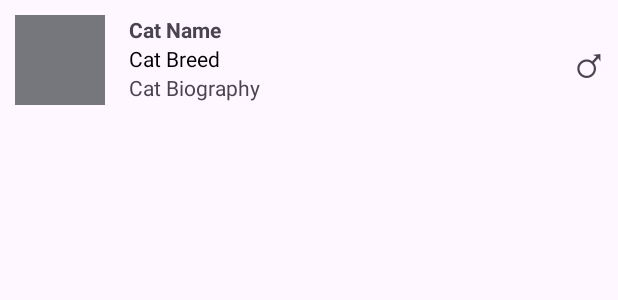
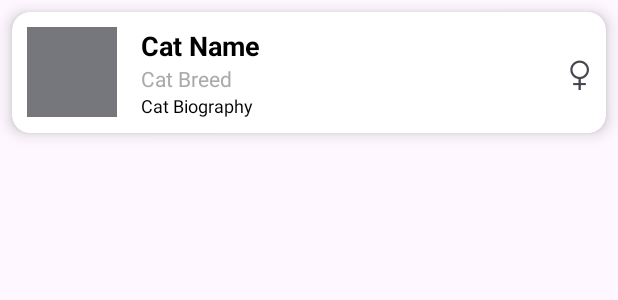
Before and after one commit to lyne05/LAB_WEEK_06, an Android app: the layout item_list.xml on its own in the app's theme, with its tools: preview values and no code run, on a phone screen of 412 x 824 dp. Shown: the top 300 px of the screen. Run offline under Robolectric (Android 15) with nearby library versions, the phone set to English and light mode, and no system bars.

Commit message:
Commit No.4 - ASSIGNMENT

```diff
--- a/app/src/main/java/com/example/lab_week_06/model/CatBreed.kt
+++ b/app/src/main/java/com/example/lab_week_06/model/CatBreed.kt
@@ -1,5 +1,5 @@
 package com.example.lab_week_06.model
 
 enum class CatBreed {
-    AmericanCurl, BalineseJavanese, ExoticShorthair
+    AmericanCurl, BalineseJavanese, ExoticShorthair, MaineCoon, Siamese, Bengal, Siberian, Persian, Abyssinian, BritishShorthair
 }
--- a/app/src/main/res/layout/item_list.xml
+++ b/app/src/main/res/layout/item_list.xml
@@ -1,8 +1,14 @@
 <?xml version="1.0" encoding="utf-8"?>
-<androidx.constraintlayout.widget.ConstraintLayout
-    xmlns:android="http://schemas.android.com/apk/res/android"
+<androidx.cardview.widget.CardView xmlns:android="http://schemas.android.com/apk/res/android"
     xmlns:app="http://schemas.android.com/apk/res-auto"
     xmlns:tools="http://schemas.android.com/tools"
+    android:layout_width="match_parent"
+    android:layout_height="wrap_content"
+    android:layout_margin="8dp"
+    app:cardCornerRadius="12dp"
+    app:cardElevation="6dp">
+
+    <androidx.constraintlayout.widget.ConstraintLayout
         android:layout_width="match_parent"
         android:layout_height="wrap_content"
         android:padding="10dp">
@@ -11,6 +17,7 @@
             android:id="@+id/cat_photo"
             android:layout_width="60dp"
             android:layout_height="60dp"
+            android:scaleType="centerCrop"
             app:layout_constraintStart_toStartOf="parent"
             app:layout_constraintTop_toTopOf="parent"
             tools:background="@color/material_dynamic_neutral50" />
@@ -21,7 +28,9 @@
             android:layout_height="wrap_content"
             android:layout_marginStart="16dp"
             android:textStyle="bold"
-        app:layout_constraintStart_toEndOf="@+id/cat_photo"
+            android:textSize="18sp"
+            android:textColor="@android:color/black"
+            app:layout_constraintStart_toEndOf="@id/cat_photo"
             app:layout_constraintTop_toTopOf="parent"
             tools:text="Cat Name" />
 
@@ -29,17 +38,19 @@
             android:id="@+id/cat_breed"
             android:layout_width="wrap_content"
             android:layout_height="wrap_content"
-        android:textColor="@color/black"
-        app:layout_constraintStart_toStartOf="@+id/cat_name"
-        app:layout_constraintTop_toBottomOf="@+id/cat_name"
+            android:textColor="@android:color/darker_gray"
+            app:layout_constraintStart_toStartOf="@id/cat_name"
+            app:layout_constraintTop_toBottomOf="@id/cat_name"
             tools:text="Cat Breed" />
 
         <TextView
             android:id="@+id/cat_biography"
             android:layout_width="wrap_content"
             android:layout_height="wrap_content"
-        app:layout_constraintStart_toStartOf="@+id/cat_breed"
-        app:layout_constraintTop_toBottomOf="@+id/cat_breed"
+            android:textColor="@android:color/black"
+            android:textSize="12sp"
+            app:layout_constraintStart_toStartOf="@id/cat_breed"
+            app:layout_constraintTop_toBottomOf="@id/cat_breed"
             tools:text="Cat Biography" />
 
         <TextView
@@ -50,6 +61,7 @@
             app:layout_constraintBottom_toBottomOf="parent"
             app:layout_constraintEnd_toEndOf="parent"
             app:layout_constraintTop_toTopOf="parent"
-        tools:text="&#9794;" />
+            tools:text="♀" />
 
     </androidx.constraintlayout.widget.ConstraintLayout>
+</androidx.cardview.widget.CardView>
```
Also changed, not shown: app/src/main/java/com/example/lab_week_06/CatViewHolder.kt (+7 -0 lines), app/src/main/java/com/example/lab_week_06/MainActivity.kt (+15 -26 lines). Lines whose indentation alone changed are shown as unchanged.
